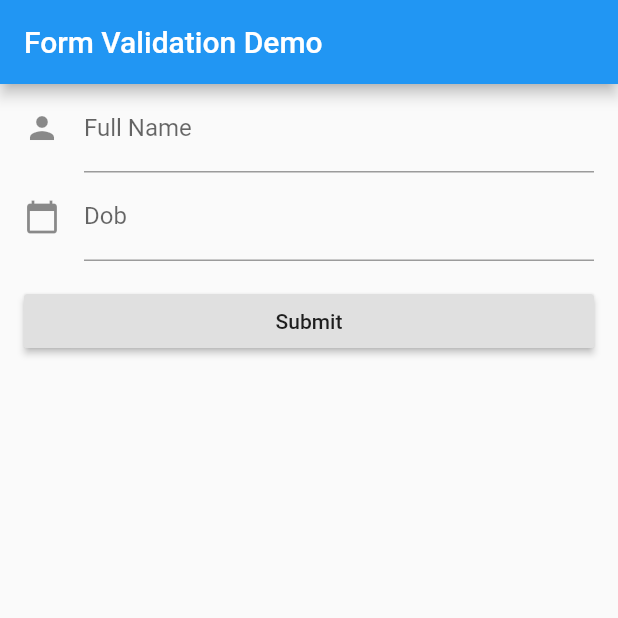
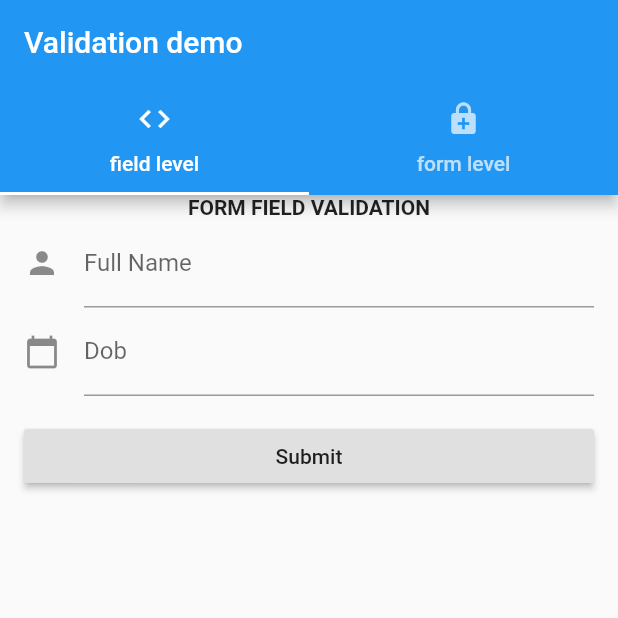
Before and after one commit to jebright/flutter_validate, a Flutter app: the screen it shows after launch, on a phone screen of 412 x 824 dp, the top half of it. Run offline on Flutter 3.47's test engine with Material 2 defaults, Android fonts, the phone set to English and light mode, and no system bars.

```diff
--- a/lib/example/lib/main.dart
+++ b/lib/example/lib/main.dart
@@ -1,97 +1,45 @@
 import 'package:flutter/material.dart';
-import 'package:flutter_validate/flutter_validate.dart';
+import 'package:flutter_validate/example/lib/validationFormField.dart';
+import 'package:flutter_validate/example/lib/validationForm.dart';
 
 void main() => runApp(MyApp());
 
 class MyApp extends StatelessWidget {
   @override
   Widget build(BuildContext context) {
-    final appTitle = 'Form Validation Demo';
 
     return MaterialApp(
-      title: appTitle,
-      home: Scaffold(
-        appBar: AppBar(
-          title: Text(appTitle),
+      home: DefaultTabController(
+        length: 2,
+        child: Scaffold(
+          appBar: AppBar(
+            bottom: TabBar(
+              tabs: [
+                Tab(icon: Icon(Icons.code), text: 'field level'),
+                Tab(icon: Icon(Icons.enhanced_encryption), text: 'form level'),
+              ],
+            ),
+            title: Text('Validation demo'),
+          ),
+          body: TabBarView(
+            children: [
+              ValidationFormField(),
+              ValidationForm(),
+            ],
+          ),
         ),
-        body: MyCustomForm(),
       ),
     );
   }
+
+    // return MaterialApp(
+    //   title: appTitle,
+    //   home: Scaffold(
+    //     appBar: AppBar(
+    //       title: Text(appTitle),
+    //     ),
+    //     body: MyCustomForm(),
+    //   ),
+    // );
+  //}
 }
-
-// Create a Form Widget
-class MyCustomForm extends StatefulWidget {
-  @override
-  MyCustomFormState createState() {
-    return MyCustomFormState();
-  }
-}
-
-// Create a corresponding State class. This class will hold the data related to
-// the form.
-class MyCustomFormState extends State<MyCustomForm> {
-  // Create a global key that will uniquely identify the Form widget and allow
-  // us to validate the form
-  //
-  // Note: This is a GlobalKey<FormState>, not a GlobalKey<MyCustomFormState>!
-  final _formKey = GlobalKey<FormState>();
-  final RuleEngine _engine = new RuleEngine();
-
-  MyCustomFormState() {
-    _engine.ruleFor("fullName")
-      ..notEmpty()..withMessage('Name is required.')
-      ..length(10, 20)..withMessage('Name must be between 10 and 20 characters.');
-    _engine.ruleFor("dob")..notEmpty();
-  }
-
-  @override
-  Widget build(BuildContext context) {
-    // Build a Form widget using the _formKey we created above
-    return Form(
-      key: _formKey,
-      child: new ListView(
-        //crossAxisAlignment: CrossAxisAlignment.start,
-        padding: const EdgeInsets.symmetric(horizontal: 16.0),
-        children: <Widget>[
-          TextFormField(
-            decoration: const InputDecoration(
-              icon: const Icon(Icons.person),
-              hintText: 'Enter your first and last name',
-              labelText: 'Full Name',
-            ),
-            validator: (value) {
-              return _engine.validateRuleFor("fullName", value).errorText;
-            },
-          ),
-          TextFormField(
-            decoration: new InputDecoration(
-              icon: const Icon(Icons.calendar_today),
-              hintText: 'Enter your date of birth',
-              labelText: 'Dob',
-            ),
-            keyboardType: TextInputType.datetime,
-            validator: (value) {
-              return _engine.validateRuleFor("dob", value).errorText;
-            },
-          ),
-          Padding(
-            padding: const EdgeInsets.symmetric(vertical: 16.0),
-            child: RaisedButton(
-              onPressed: () {
-                // Validate will return true if the form is valid, or false if
-                // the form is invalid.
-                if (_formKey.currentState.validate()) {
-                  // If the form is valid, we want to show a Snackbar
-                  Scaffold.of(context)
-                      .showSnackBar(SnackBar(content: Text('Processing Data')));
-                }
-              },
-              child: Text('Submit'),
-            ),
-          ),
-        ],
-      ),
-    );
-  }
-}
--- /dev/null
+++ b/lib/example/lib/validationFormField.dart
@@ -0,0 +1,86 @@
+import 'package:flutter/material.dart';
+import 'package:flutter_validate/flutter_validate.dart';
+
+// Create a Form Widget
+class ValidationFormField extends StatefulWidget {
+  @override
+  ValidationFormFieldState createState() {
+    return ValidationFormFieldState();
+  }
+}
+
+// Create a corresponding State class. This class will hold the data related to
+// the form.
+class ValidationFormFieldState extends State<ValidationFormField> {
+  // Create a global key that will uniquely identify the Form widget and allow
+  // us to validate the form
+  //
+  // Note: This is a GlobalKey<FormState>, not a GlobalKey<ValidationFormFieldState>!
+  final _formKey = GlobalKey<FormState>();
+  final RuleEngine _engine = new RuleEngine();
+
+  ValidationFormFieldState() {
+    _engine.ruleFor("fullName")
+      ..notEmpty()
+      ..withMessage('Name is required.')
+      ..length(10, 20)
+      ..withMessage('Name must be between 10 and 20 characters.');
+    _engine.ruleFor("dob")..notEmpty();
+  }
+
+  @override
+  Widget build(BuildContext context) {
+    // Build a Form widget using the _formKey we created above
+    return Form(
+      key: _formKey,
+      child: new ListView(
+        //crossAxisAlignment: CrossAxisAlignment.start,
+        padding: const EdgeInsets.symmetric(horizontal: 16.0),
+        children: <Widget>[
+          Text(
+            'FORM FIELD VALIDATION',
+            textAlign: TextAlign.center,
+            overflow: TextOverflow.ellipsis,
+            style: TextStyle(fontWeight: FontWeight.bold),
+          ),
+          TextFormField(
+            decoration: const InputDecoration(
+              icon: const Icon(Icons.person),
+              hintText: 'Enter your first and last name',
+              labelText: 'Full Name',
+            ),
+            validator: (value) {
+              return _engine.validateRuleFor("fullName", value).errorText;
+            },
+          ),
+          TextFormField(
+            decoration: new InputDecoration(
+              icon: const Icon(Icons.calendar_today),
+              hintText: 'Enter your date of birth',
+              labelText: 'Dob',
+            ),
+            keyboardType: TextInputType.datetime,
+            validator: (value) {
+              return _engine.validateRuleFor("dob", value).errorText;
+            },
+          ),
+          Padding(
+            padding: const EdgeInsets.symmetric(vertical: 16.0),
+            child: RaisedButton(
+              onPressed: () {
+                // Validate will return true if the form is valid, or false if
+                // the form is invalid.
+                if (_formKey.currentState.validate()) {
+                  // If the form is valid, we want to show a Snackbar
+                  Scaffold.of(context)
+                      .showSnackBar(SnackBar(content: Text('Processing Data')));
+                }
+              },
+              child: Text('Submit'),
+            ),
+          ),
+        ],
+      ),
+    );
+  }
+}
```
Also changed, not shown: lib/example/lib/validationForm.dart (added, +82 -0 lines), lib/src/ruleEngine.dart (+21 -1 lines).
